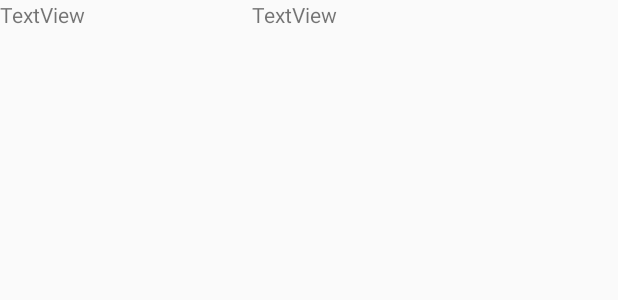
After one commit to aguguchev/RoommateApp, an Android app: the layout payment_row.xml on its own in the app's theme, with its tools: preview values and no code run, on a phone screen of 412 x 824 dp. The commit adds this screen. Shown: the top 300 px of the screen. Run offline under Robolectric (Android 15) with nearby library versions, the phone set to English and light mode, and no system bars.

Commit message:
Merge branch 'master' of https://github.com/VengefulLimaBean/RoommateApp
# Conflicts:
#	.idea/vcs.xml
#	build.gradle
#	gradle/wrapper/gradle-wrapper.properties

```diff
--- a/app/src/main/AndroidManifest.xml
+++ b/app/src/main/AndroidManifest.xml
@@ -41,6 +41,12 @@
                 android:value=".mainscreen.AppMainActivity" />
         </activity>
 
+        <activity android:name=".payments.ShowPaymentActivity">
+            <meta-data
+                android:name="android.support.PARENT_ACTIVITY"
+                android:value=".mainscreen.AppMainActivity" />
+        </activity>
+
         <activity android:name=".payments.NewPaymentActivity">
             <meta-data
                 android:name="android.support.PARENT_ACTIVITY"
--- /dev/null
+++ b/app/src/main/res/layout/payment_row.xml
@@ -0,0 +1,20 @@
+<?xml version="1.0" encoding="utf-8"?>
+<LinearLayout xmlns:android="http://schemas.android.com/apk/res/android"
+    android:layout_width="match_parent"
+    android:layout_height="match_parent">
+
+    <TextView
+        android:id="@+id/price_display_textview"
+        android:layout_width="100dp"
+        android:layout_height="25dp"
+        android:layout_weight="1"
+        android:text="TextView" />
+
+    <TextView
+        android:id="@+id/item_display_textview"
+        android:layout_width="175dp"
+        android:layout_height="25dp"
+        android:layout_weight="1"
+        android:text="TextView" />
+
+</LinearLayout>
--- a/app/src/main/res/values/strings.xml
+++ b/app/src/main/res/values/strings.xml
@@ -12,6 +12,8 @@
     <string name="save">Save</string>
     <string name="chores_desc_data_id">desc_data</string>
     <string name="chores_freq_data_id">freq_data</string>
+    <string name="payment_desc_data_id">desc_data</string>
+    <string name="payment_price_data_id">price_data</string>
     <string name="complete">Complete</string>
     <string name="price">Price:</string>
     <string name="pay">Pay</string>
```
Also changed, not shown: app/src/main/java/com/android/roommate/roommateapp/payments/NewPaymentActivity.java (+10 -4 lines), app/src/main/java/com/android/roommate/roommateapp/payments/PayMainActivity.java (+29 -18 lines), app/src/main/java/com/android/roommate/roommateapp/payments/PaymentAdapter.java (added, +71 -0 lines), app/src/main/java/com/android/roommate/roommateapp/payments/PaymentUnpaidListAdapter.java (deleted, +0 -8 lines), app/src/main/java/com/android/roommate/roommateapp/payments/ShowPaymentActivity.java (added, +49 -0 lines).
